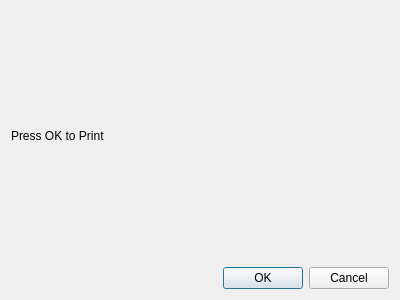
The window that PrintingWindow.ui (martina3203/MikeysApplication) describes before a commit, drawn with Qt 5.
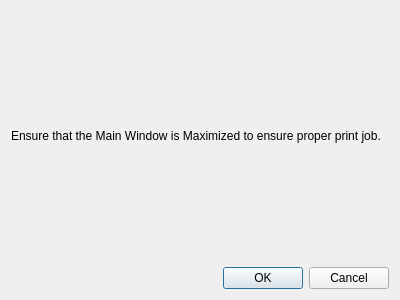
The same window after the commit.

Commit message:
Full Screen on Startup, Print Changes
Practicing with Printing as well.
QPainter is now part of PrintingWindow object.

What changed in the file:
```diff
--- a/PrintingWindow.ui
+++ b/PrintingWindow.ui
@@ -19,7 +19,7 @@
      <item>
       <widget class="QLabel" name="label">
        <property name="text">
-        <string>Press OK to Print</string>
+        <string>Ensure that the Main Window is Maximized to ensure proper print job.</string>
        </property>
       </widget>
      </item>
```
Left out of the diff: 2 changed lines with no effect on the pictures. The commit also changes 3 other files.
